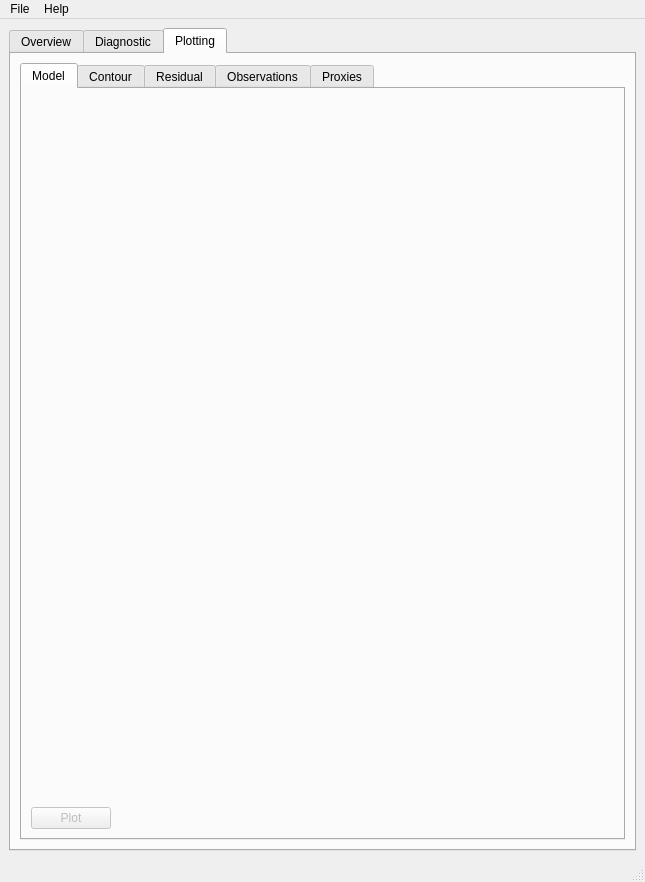
Above: main.ui from IUPBAuf/IUP-Regression-Model before the change. Below: the same form after it.
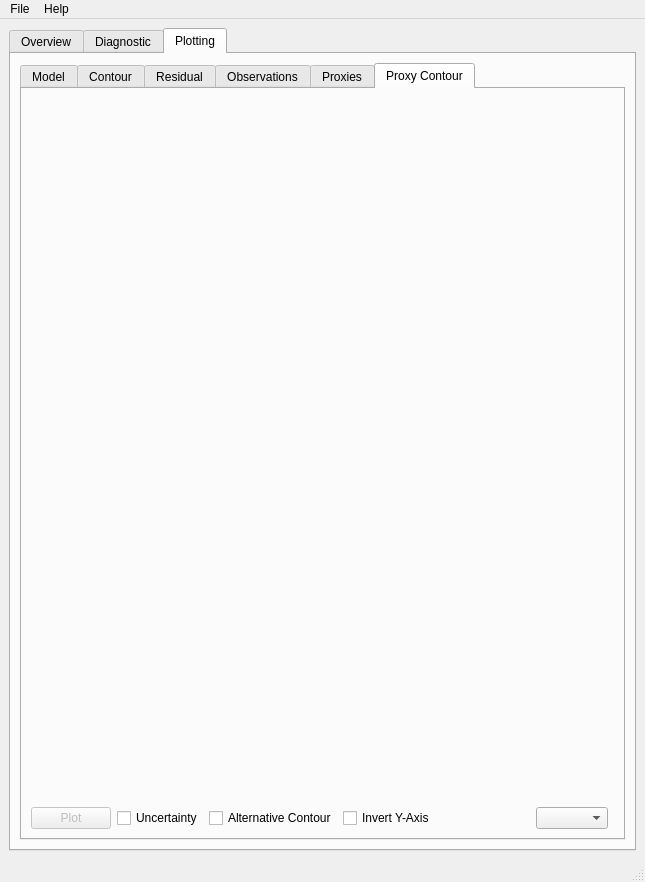
That is the form after the change. The open tabs and pages were chosen to show the change.

Commit message:
Proxy Contour Plot and Plot Saving
Added a contour plot to visualize proxy coefficients.
Also added the option to save the currently open figure. Right now it is only possible to save it as a 16 to 9 figure.

```diff
--- a/main.ui
+++ b/main.ui
@@ -1379,6 +1379,111 @@
             </item>
            </layout>
           </widget>
+          <widget class="QWidget" name="tab_7">
+           <attribute name="title">
+            <string>Proxy Contour</string>
+           </attribute>
+           <layout class="QVBoxLayout" name="verticalLayout_27">
+            <item>
+             <widget class="QWidget" name="proxy_con_fig_widget" native="true"/>
+            </item>
+            <item>
+             <widget class="QWidget" name="widget_28" native="true">
+              <property name="sizePolicy">
+               <sizepolicy hsizetype="Preferred" vsizetype="Maximum">
+                <horstretch>0</horstretch>
+                <verstretch>0</verstretch>
+               </sizepolicy>
+              </property>
+              <layout class="QHBoxLayout" name="horizontalLayout_25">
+               <property name="leftMargin">
+                <number>0</number>
+               </property>
+               <property name="topMargin">
+                <number>0</number>
+               </property>
+               <property name="rightMargin">
+                <number>0</number>
+               </property>
+               <property name="bottomMargin">
+                <number>0</number>
+               </property>
+               <item>
+                <widget class="QPushButton" name="plot_button_proxy_con">
+                 <property name="enabled">
+                  <bool>false</bool>
+                 </property>
+                 <property name="maximumSize">
+                  <size>
+                   <width>100</width>
+                   <height>16777215</height>
+                  </size>
+                 </property>
+                 <property name="text">
+                  <string>Plot</string>
+                 </property>
+                </widget>
+               </item>
+               <item>
+                <widget class="QCheckBox" name="proxy_con_uncertainty">
+                 <property name="text">
+                  <string>Uncertainty</string>
+                 </property>
+                </widget>
+               </item>
+               <item>
+                <widget class="QCheckBox" name="proxy_con_alternative">
+                 <property name="text">
+                  <string>Alternative Contour</string>
+                 </property>
+                </widget>
+               </item>
+               <item>
+                <widget class="QCheckBox" name="proxy_con_invert">
+                 <property name="text">
+                  <string>Invert Y-Axis</string>
+                 </property>
+                </widget>
+               </item>
+               <item>
+                <spacer name="horizontalSpacer_9">
+                 <property name="orientation">
+                  <enum>Qt::Horizontal</enum>
+                 </property>
+                 <property name="sizeHint" stdset="0">
+                  <size>
+                   <width>40</width>
+                   <height>20</height>
+                  </size>
+                 </property>
+                </spacer>
+               </item>
+               <item>
+                <widget class="QComboBox" name="proxy_con_combo"/>
+               </item>
+               <item>
+                <widget class="QWidget" name="dim_proxy_con_widget" native="true">
+                 <layout class="QHBoxLayout" name="horizontalLayout_26">
+                  <property name="leftMargin">
+                   <number>0</number>
+                  </property>
+                  <property name="topMargin">
+                   <number>0</number>
+                  </property>
+                  <property name="rightMargin">
+                   <number>0</number>
+                  </property>
+                  <property name="bottomMargin">
+                   <number>0</number>
+                  </property>
+                 </layout>
+                </widget>
+               </item>
+              </layout>
+             </widget>
+            </item>
+           </layout>
+          </widget>
          </widget>
         </item>
        </layout>
```
Left out of the diff: 6 changed lines with no effect on the pictures. The commit also changes 1 other file.
